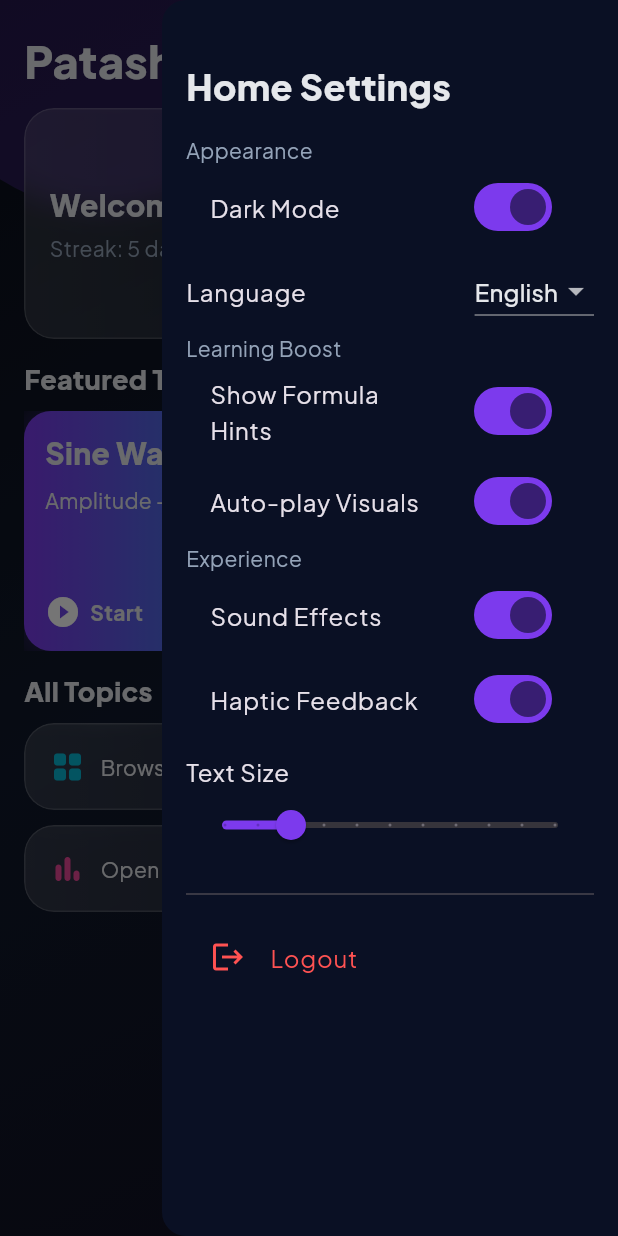
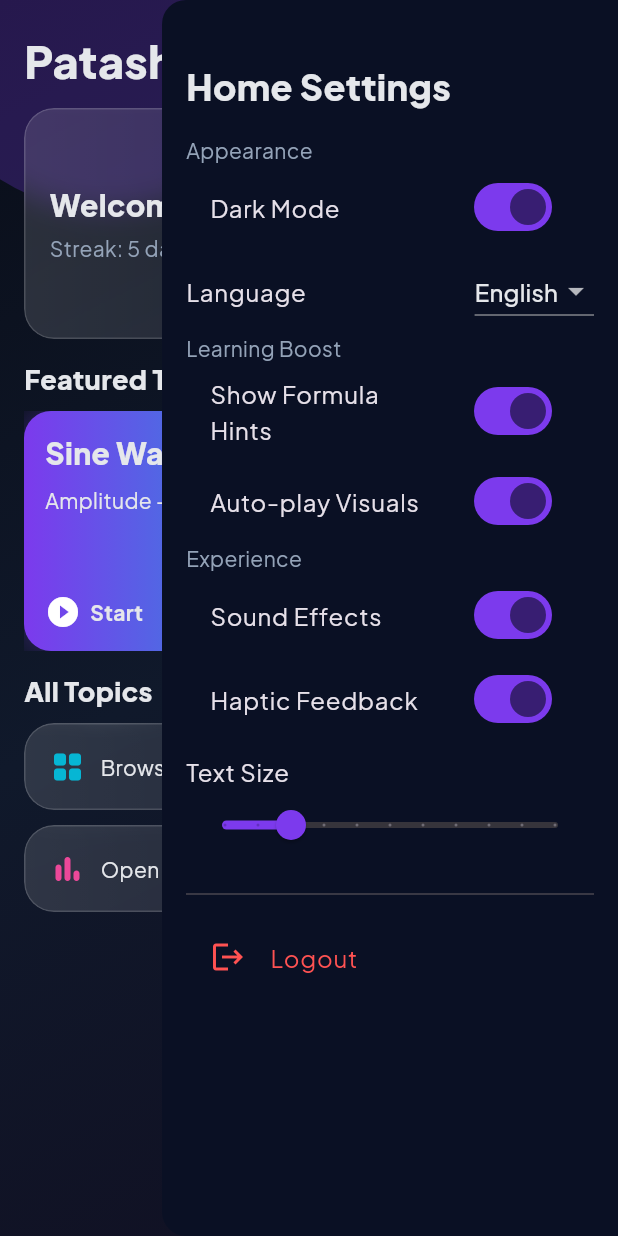
Before and after one commit to sashank33v/patashala, a Flutter app: the HomeScreen screen opened directly with empty values, with the side drawer open, on a phone screen of 412 x 824 dp. Run offline on Flutter 3.47's test engine with Material 3 defaults, Android fonts, the phone set to English and light mode, and no system bars; our stand-ins replace google_fonts, shared_preferences; accounts and stored records are empty; network calls fail.

Commit message:
Make drawer scrim transparent so bright mode settings stay visible

```diff
--- a/frontend/lib/screens/home_screen.dart
+++ b/frontend/lib/screens/home_screen.dart
@@ -59,6 +59,7 @@ class _HomeScreenState extends State<HomeScreen> {
     final textColor = AdaptiveColors.text(context);
     final subtextColor = AdaptiveColors.subtext(context);
     return Scaffold(
+      drawerScrimColor: Colors.transparent,
       endDrawer: Drawer(
         backgroundColor: const Color(0xFF0A1024),
         child: ListView(
--- a/frontend/lib/screens/progress_dashboard_screen.dart
+++ b/frontend/lib/screens/progress_dashboard_screen.dart
@@ -57,6 +57,7 @@ class _ProgressDashboardScreenState extends State<ProgressDashboardScreen> {
   @override
   Widget build(BuildContext context) {
     return Scaffold(
+      drawerScrimColor: Colors.transparent,
       endDrawer: Drawer(
         backgroundColor: const Color(0xFF0A1024),
         child: ListView(
```
